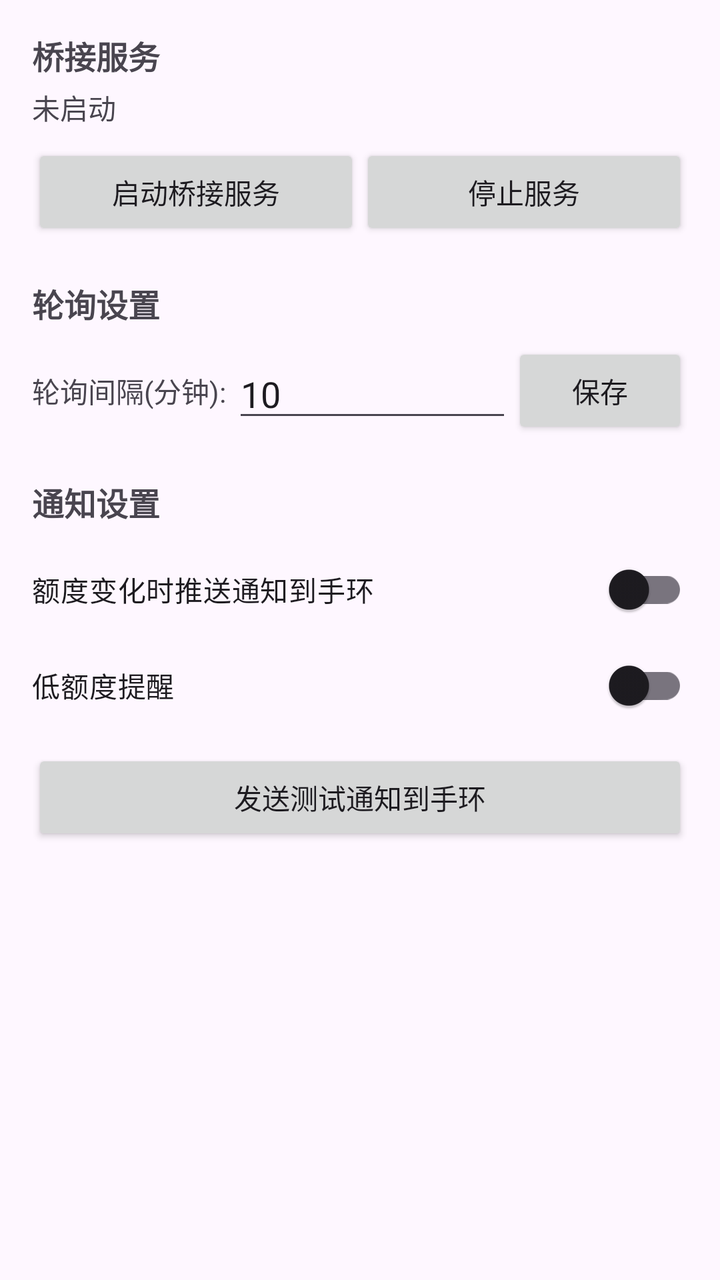
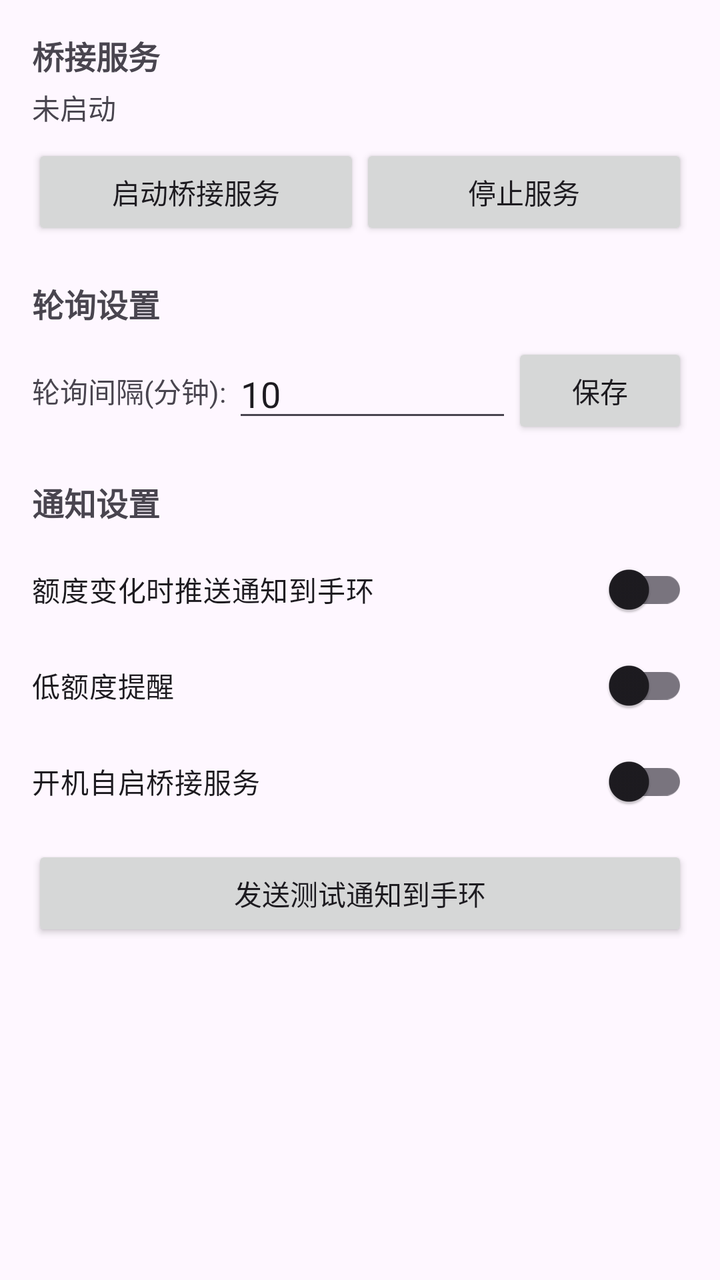

Two renders of the same Android screen: before a commit and after it. Below are the layout's source before the change and the commit's diff.
<!-- AndroidManifest.xml: application theme Theme.AIQuota -->
<!-- res/layout/fragment_settings.xml -->
<?xml version="1.0" encoding="utf-8"?>
<ScrollView xmlns:android="http://schemas.android.com/apk/res/android"
    android:layout_width="match_parent"
    android:layout_height="match_parent"
    android:fillViewport="true">

    <LinearLayout
        android:layout_width="match_parent"
        android:layout_height="wrap_content"
        android:orientation="vertical"
        android:padding="16dp">

        <TextView
            android:layout_width="match_parent"
            android:layout_height="wrap_content"
            android:text="桥接服务"
            android:textSize="16sp"
            android:textStyle="bold" />

        <TextView
            android:id="@+id/txtServiceStatus"
            android:layout_width="match_parent"
            android:layout_height="wrap_content"
            android:layout_marginTop="4dp"
            android:text="未启动" />

        <LinearLayout
            android:layout_width="match_parent"
            android:layout_height="wrap_content"
            android:layout_marginTop="8dp"
            android:orientation="horizontal">

            <Button
                android:id="@+id/btnStartService"
                android:layout_width="0dp"
                android:layout_height="wrap_content"
                android:layout_weight="1"
                android:text="启动桥接服务" />

            <Button
                android:id="@+id/btnStopService"
                android:layout_width="0dp"
                android:layout_height="wrap_content"
                android:layout_weight="1"
                android:text="停止服务" />
        </LinearLayout>

        <TextView
            android:layout_width="match_parent"
            android:layout_height="wrap_content"
            android:layout_marginTop="20dp"
            android:text="轮询设置"
            android:textSize="16sp"
            android:textStyle="bold" />

        <LinearLayout
            android:layout_width="match_parent"
            android:layout_height="wrap_content"
            android:layout_marginTop="8dp"
            android:gravity="center_vertical"
            android:orientation="horizontal">

            <TextView
                android:layout_width="wrap_content"
                android:layout_height="wrap_content"
                android:text="轮询间隔(分钟): " />

            <EditText
                android:id="@+id/edtInterval"
                android:layout_width="0dp"
                android:layout_height="wrap_content"
                android:layout_weight="1"
                android:inputType="number"
                android:maxLines="1"
                android:text="10" />

            <Button
                android:id="@+id/btnSaveInterval"
                android:layout_width="wrap_content"
                android:layout_height="wrap_content"
                android:text="保存" />
        </LinearLayout>

        <TextView
            android:layout_width="match_parent"
            android:layout_height="wrap_content"
            android:layout_marginTop="20dp"
            android:text="通知设置"
            android:textSize="16sp"
            android:textStyle="bold" />

        <com.google.android.material.switchmaterial.SwitchMaterial
            android:id="@+id/swNotifyChange"
            android:layout_width="match_parent"
            android:layout_height="wrap_content"
            android:layout_marginTop="8dp"
            android:text="额度变化时推送通知到手环" />

        <com.google.android.material.switchmaterial.SwitchMaterial
            android:id="@+id/swNotifyLow"
            android:layout_width="match_parent"
            android:layout_height="wrap_content"
            android:text="低额度提醒" />

        <Button
            android:id="@+id/btnTestNotify"
            android:layout_width="match_parent"
            android:layout_height="wrap_content"
            android:layout_marginTop="8dp"
            android:text="发送测试通知到手环" />
    </LinearLayout>
</ScrollView>
<!-- resources referenced by this layout -->
<resources>
  <style name="Theme.AIQuota" parent="Theme.Material3.DayNight.NoActionBar">
          <item name="colorPrimary">@color/accent</item>
      </style>
  <color name="accent">#2EA0FF</color>
</resources>

<!-- the commit's change to res/layout/fragment_settings.xml (unified diff, before → after) -->
@@ -102,6 +102,12 @@
             android:layout_height="wrap_content"
             android:text="低额度提醒" />
 
+        <com.google.android.material.switchmaterial.SwitchMaterial
+            android:id="@+id/swAutoStart"
+            android:layout_width="match_parent"
+            android:layout_height="wrap_content"
+            android:text="开机自启桥接服务" />
+
         <Button
             android:id="@+id/btnTestNotify"
             android:layout_width="match_parent"
